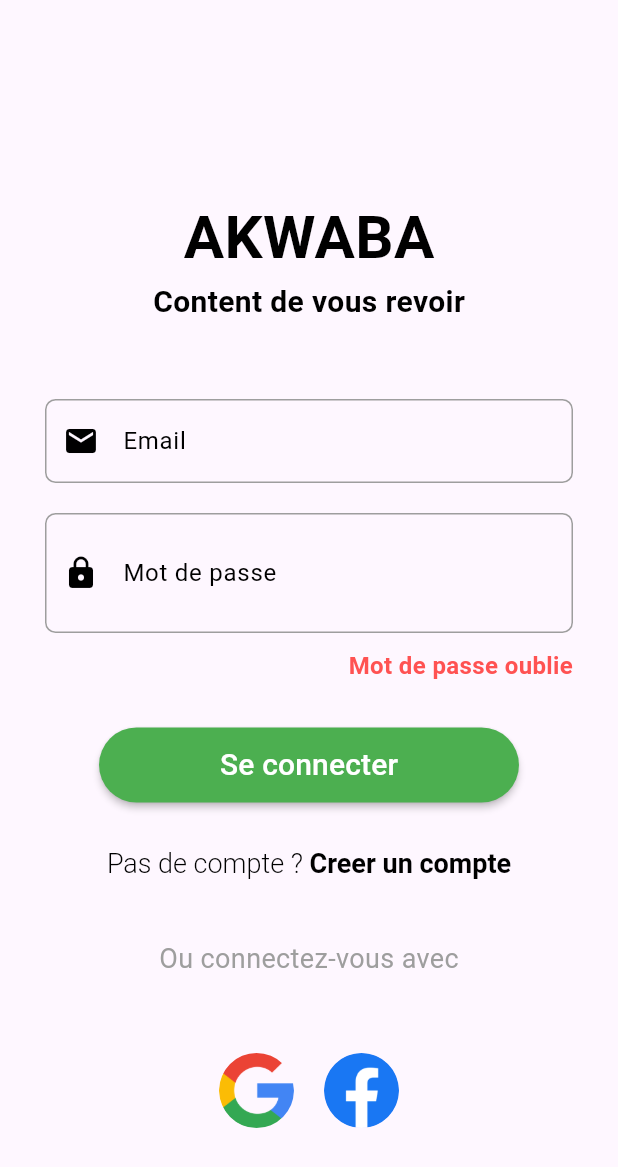
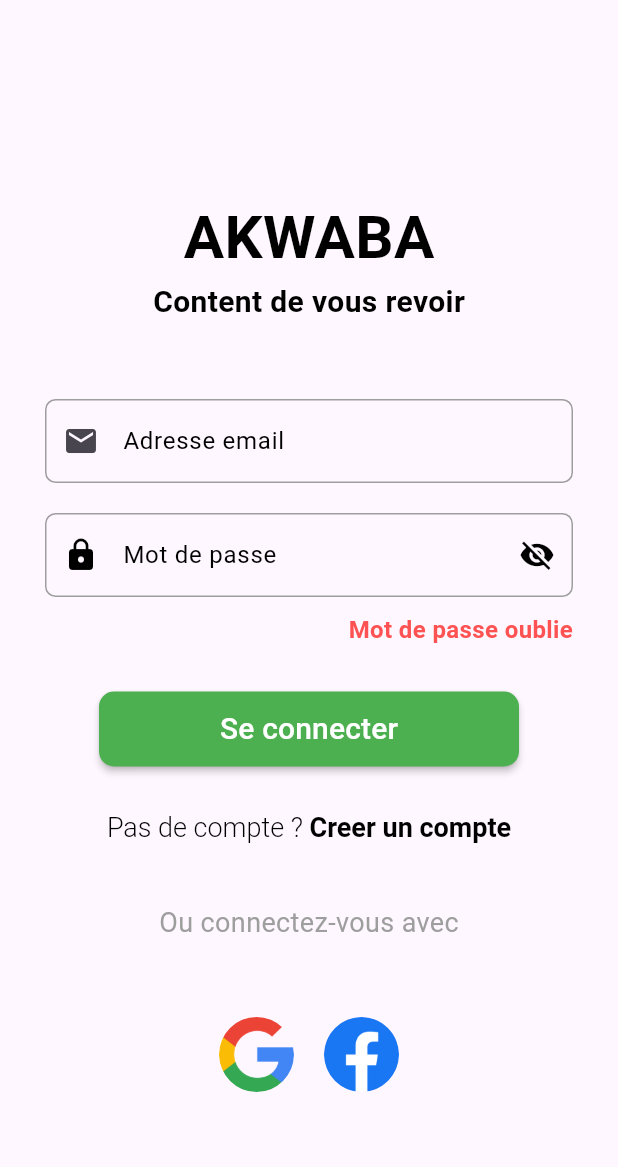
Before and after one commit to andersonandys/alpha_v1, a Flutter app: the LoginScreen screen opened directly, on a phone screen of 412 x 824 dp. Shown: the top 1167 px of the screen. Run offline on Flutter 3.47's test engine with Material 2 defaults, Android fonts, the phone set to English and light mode, and no system bars; drawn by our look-alikes of rounded_loading_button; our stand-ins replace cloud_firestore, firebase_auth, firebase_core, flutter_onboarding_slider, get, percent_indicator and 1 more; missing offline and left inert: background_fetch, ficonsax; accounts and stored records are empty.

Commit message:
add Daffusion commit

```diff
--- a/lib/screen/diffusion_screen.dart
+++ b/lib/screen/diffusion_screen.dart
@@ -17,7 +17,7 @@ class _DiffusionScreenState extends State<DiffusionScreen> {
         backgroundColor: Colors.green,
         title: const Text(
           'Diffusion',
-          style: TextStyle(color: Colors.white, fontSize: 20),
+          style: TextStyle(color: Colors.white, fontSize: 25),
         ),
         centerTitle: true,
       ),
--- a/lib/screen/login_screen.dart
+++ b/lib/screen/login_screen.dart
@@ -1,9 +1,11 @@
+import 'package:alpha/controllers/app_controler.dart';
 import 'package:alpha/screen/fogetmdp_screen.dart';
 import 'package:alpha/screen/register_screen.dart';
 import 'package:alpha/screen/widgets/button_form_component.dart';
 import 'package:alpha/screen/widgets/text_form_field_widget.dart';
 import 'package:firebase_auth/firebase_auth.dart';
 import 'package:flutter/material.dart';
+import 'package:get/get.dart';
 import 'package:provider/provider.dart';
 import 'package:rounded_loading_button/rounded_loading_button.dart';
 import 'package:validators/validators.dart';
@@ -19,11 +21,7 @@ class LoginScreen extends StatefulWidget {
 }
 
 class _LoginScreenState extends State<LoginScreen> {
-  final GlobalKey<FormState> _formKey = GlobalKey<FormState>();
-  final GlobalKey<ScaffoldState> _scaffoldKey = GlobalKey<ScaffoldState>();
-  // final FirebaseAuth _controllerFirebase = FirebaseAuth.instance;
-  final RoundedLoadingButtonController _buttonController =
-      RoundedLoadingButtonController();
+  final appControler = Get.put(AppControler());
 
   bool seePassword = false;
   late String email, password;
@@ -31,9 +29,7 @@ class _LoginScreenState extends State<LoginScreen> {
   @override
   Widget build(BuildContext context) {
     return Scaffold(
-      body: Form(
-        key: _formKey,
-        child: SafeArea(
+      body: SafeArea(
         child: Container(
           padding: const EdgeInsets.all(30),
           child: SingleChildScrollView(
@@ -58,49 +54,38 @@ class _LoginScreenState extends State<LoginScreen> {
                     ),
                   ),
                   const SizedBox(height: 50),
-                    TextFormFieldwidget(
-                      label: "Email",
-                      prefixIcon: const Icon(
-                        Icons.email,
-                        color: Colors.black,
+                  TextField(
+                    controller: appControler.mailUser.value,
+                    decoration: const InputDecoration(
+                      label: Text("Adresse email"),
+                      prefixIcon: Icon(Icons.mail),
+                      labelStyle: TextStyle(color: Colors.black),
+                      disabledBorder: OutlineInputBorder(
+                        borderSide: BorderSide(color: Colors.grey),
+                        borderRadius: BorderRadius.all(Radius.circular(7)),
                       ),
-                      validator: (value) {
-                        if (value!.isEmpty) {
-                          return "Veuillez entrer votre email";
-                        } else if (!isEmail(value)) {
-                          return "Veuillez entrer un email valide";
-                        }
-                        return null;
-                      },
-                      onSaved: (value) {
-                        email = value!;
-                      },
+                      focusedBorder: OutlineInputBorder(
+                        borderSide: BorderSide(color: Colors.grey),
+                        borderRadius: BorderRadius.all(Radius.circular(7)),
+                      ),
+                      enabledBorder: OutlineInputBorder(
+                        borderSide: BorderSide(color: Colors.grey),
+                        borderRadius: BorderRadius.all(Radius.circular(7)),
+                      ),
+                    ),
                   ),
                   const SizedBox(height: 20),
-                    TextFormFieldwidget(
-                      label: "Mot de passe",
-                      obscureText: seePassword,
-                      // suffixIcon: InkWell(
-                      //   onTap: () {
-                      //     setState(() {
-                      //       seePassword = !seePassword;
-                      //     });
-                      //   },
-                      //   child: Icon(
-                      //     seePassword
-                      //         ? Icons.remove_red_eye
-                      //         : Icons.visibility_off,
-                      //     color: Colors.black,
-                      //   ),
-                      // ),
-                      suffixIcon: IconButton(
-                        padding: EdgeInsets.zero,
-                        onPressed: () {
+                  TextField(
+                    controller: appControler.password.value,
+                    decoration: InputDecoration(
+                      label: const Text('Mot de passe'),
+                      suffixIcon: GestureDetector(
+                        onTap: () {
                           setState(() {
                             seePassword = !seePassword;
                           });
                         },
-                        icon: Icon(
+                        child: Icon(
                           seePassword
                               ? Icons.remove_red_eye
                               : Icons.visibility_off,
@@ -111,15 +96,21 @@ class _LoginScreenState extends State<LoginScreen> {
                         Icons.lock,
                         color: Colors.black,
                       ),
-                      onSaved: (value) {
-                        password = value!;
-                      },
-                      validator: (value) {
-                        if (value!.isEmpty) {
-                          return "Veuillez entrer votre mot de passe";
-                        }
-                        return null;
-                      },
+                      labelStyle: const TextStyle(color: Colors.black),
+                      disabledBorder: const OutlineInputBorder(
+                        borderSide: BorderSide(color: Colors.grey),
+                        borderRadius: BorderRadius.all(Radius.circular(7)),
+                      ),
+                      focusedBorder: const OutlineInputBorder(
+                        borderSide: BorderSide(color: Colors.grey),
+                        borderRadius: BorderRadius.all(Radius.circular(7)),
+                      ),
+                      enabledBorder: const OutlineInputBorder(
+                        borderSide: BorderSide(color: Colors.grey),
+                        borderRadius: BorderRadius.all(Radius.circular(7)),
+                      ),
+                    ),
+                    obscureText: seePassword,
                   ),
                   const SizedBox(height: 10),
                   GestureDetector(
@@ -135,9 +126,8 @@ class _LoginScreenState extends State<LoginScreen> {
                           builder: (context) {
                             return Padding(
                               padding: EdgeInsets.only(
-                                    bottom: MediaQuery.of(context)
-                                        .viewInsets
-                                        .bottom),
+                                  bottom:
+                                      MediaQuery.of(context).viewInsets.bottom),
                               child: const SingleChildScrollView(
                                 child: ForgetPasswordScreen(),
                               ),
@@ -161,53 +151,13 @@ class _LoginScreenState extends State<LoginScreen> {
                     label: "Se connecter",
                     onPressed: () async {
                       FocusScope.of(context).unfocus();
-                        // if (_formKey.currentState!.validate()) {
-                        //   _formKey.currentState!.save();
-                        //   _controllerFirebase
-                        //       .signInWithEmailAndPassword(
-                        //           email: email, password: password)
-                        //       .then((value) async {
-                        //     UserController userC =
-                        //         context.read<UserController>();
-                        //     userC.populateUserData(value.user);
-                        //     _buttonController.success();
-                        //     await Future.delayed(const Duration(seconds: 1))
-                        //         .then((value) => Navigator.pushAndRemoveUntil(
-                        //               context,
-                        //               MaterialPageRoute(
-                        //                   builder: (context) =>
-                        //                       const DashboardScreen()),
-                        //               (route) => false,
-                        //             ));
-                        //   }).catchError((onError) async {
-                        //     _buttonController.error();
-                        //     await Future.delayed(const Duration(seconds: 2));
-                        //     _buttonController.reset();
-                        //   });
-                        // } else {
-                        //   _buttonController.error();
-                        //   await Future.delayed(const Duration(seconds: 3));
-                        //   _buttonController.reset();
-                        // }
-                        Navigator.pushAndRemoveUntil(
-                          context,
-                          MaterialPageRoute(
-                              builder: (context) =>  DashboardScreen()),
-                          (route) => false,
-                        );
+                      appControler.signIn(context);
                     },
-                      controller: _buttonController,
+                    controller: appControler.buttonController.value,
                   ),
                   const SizedBox(height: 30),
                   GestureDetector(
-                      onTap: () {
-                        Navigator.push(
-                          context,
-                          MaterialPageRoute(
-                            builder: (context) => const RegisterScreen(),
-                          ),
-                        );
-                      },
+                    onTap: () {},
                     child: RichText(
                       text: const TextSpan(
                           text: "Pas de compte ? ",
@@ -261,7 +211,6 @@ class _LoginScreenState extends State<LoginScreen> {
           ),
         ),
       ),
-      ),
     );
   }
 }
--- a/lib/screen/widgets/button_form_component.dart
+++ b/lib/screen/widgets/button_form_component.dart
@@ -25,6 +25,7 @@ class ComponentButtonForm extends StatelessWidget {
   @override
   Widget build(BuildContext context) {
     return RoundedLoadingButton(
+      borderRadius: 10,
       controller: controller,
       width: width,
       onPressed: onPressed,
--- a/pubspec.yaml
+++ b/pubspec.yaml
@@ -44,6 +44,9 @@ dependencies:
   validators: ^3.0.0
   cloud_firestore: ^4.8.1
   percent_indicator: ^4.2.3
+  get: ^4.6.5
+  audioplayers: ^4.1.0
+  background_fetch: ^1.1.6
 
 dev_dependencies:
   flutter_test:
```
Also changed, not shown: lib/controllers/app_controler.dart (added, +134 -0 lines), lib/main.dart (+30 -15 lines), lib/screen/register_screen.dart (+12 -46 lines), lib/screen/test_screen.dart (added, +145 -0 lines), lib/firebase_options.dart (added), pubspec.lock, 11 other files. Lines whose indentation alone changed are shown as unchanged.
